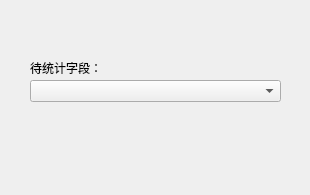
First picture: the form in AreaStatisticUI.ui, repository artifact113/particle-swarm-optimization, before the edit.
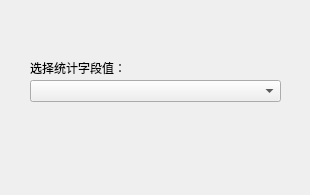
Second picture: the form after the edit.

What changed in the file:
```diff
--- a/AreaStatisticUI.ui
+++ b/AreaStatisticUI.ui
@@ -43,12 +43,12 @@
     <rect>
      <x>30</x>
      <y>60</y>
-     <width>71</width>
+     <width>91</width>
      <height>16</height>
     </rect>
    </property>
    <property name="text">
-    <string>待统计字段：</string>
+    <string>选择统计字段值：</string>
    </property>
   </widget>
  </widget>
```
Left out of the diff: 2 changed lines with no effect on the pictures.
